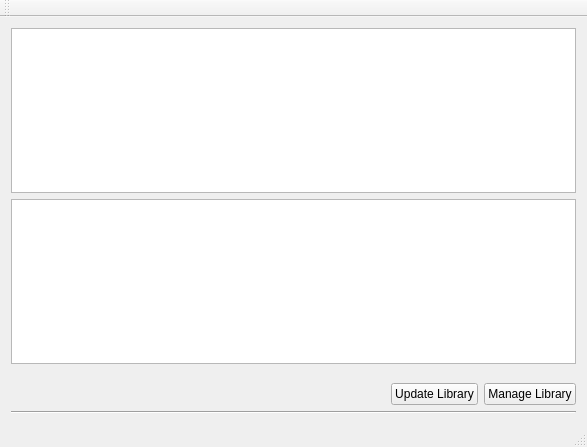
Qt form mainwindow.ui (alanbrady/MusicOnDemand) before a commit.
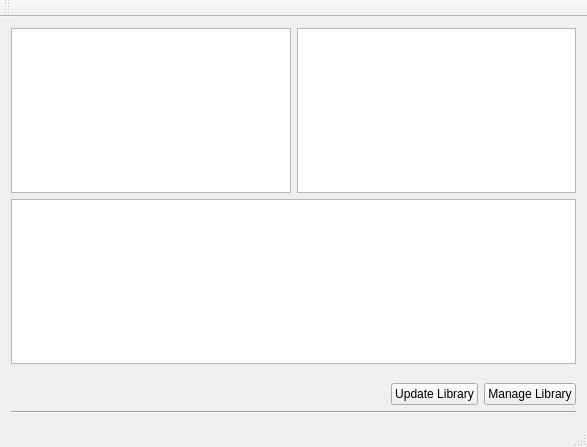
The same form after that commit.

The edit to the form file:
```diff
--- a/mainwindow.ui
+++ b/mainwindow.ui
@@ -16,7 +16,14 @@
   <widget class="QWidget" name="centralWidget">
    <layout class="QVBoxLayout" name="verticalLayout">
     <item>
-     <widget class="QColumnView" name="columnView"/>
+     <layout class="QHBoxLayout" name="horizontalLayout">
+      <item>
+       <widget class="QListView" name="artistList"/>
+      </item>
+      <item>
+       <widget class="QListView" name="albumList"/>
+      </item>
+     </layout>
     </item>
     <item>
      <widget class="QListView" name="listView"/>
```
